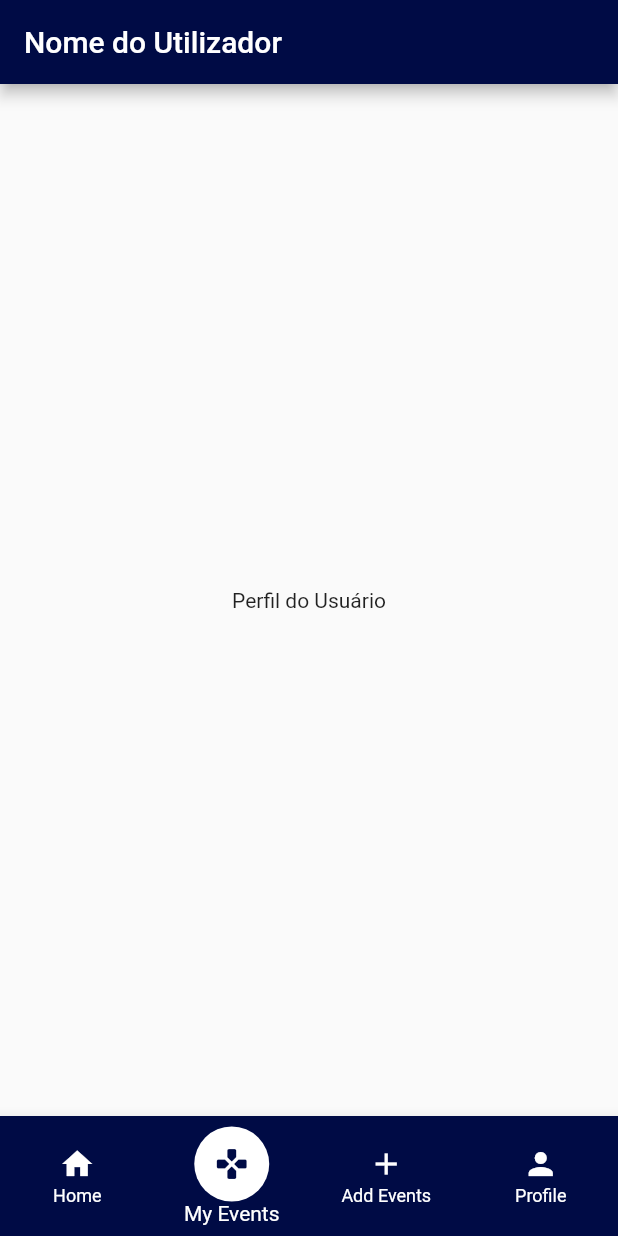
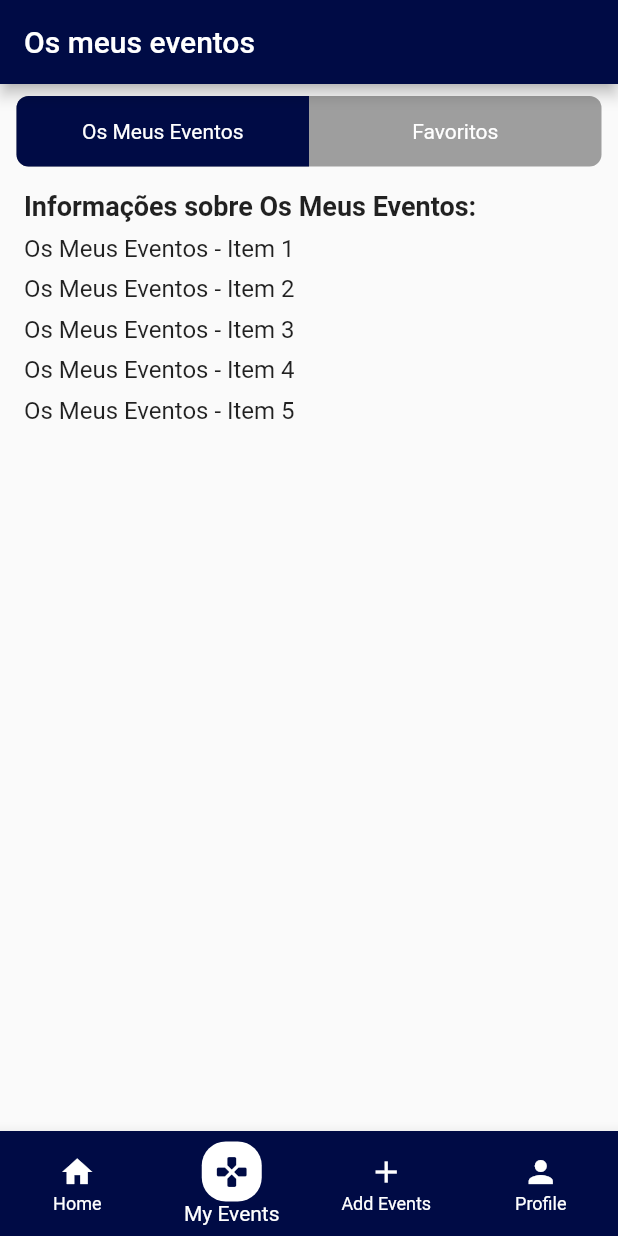
Before and after one commit to xbeatriz/LFG_Flutter, a Flutter app: the BaseWidget screen opened directly, item 2 of the bottom bar chosen, on a phone screen of 412 x 824 dp. Run offline on Flutter 3.47's test engine with Material 2 defaults, Android fonts, the phone set to English and light mode, and no system bars; our stand-ins replace flutter_svg; network calls fail.

Commit message:
MyEvent ecra e animação no homescreen

```diff
--- a/lib/pages/myEvent.dart
+++ b/lib/pages/myEvent.dart
@@ -8,21 +8,122 @@ class MyEvents extends StatefulWidget {
 }
 
 class _MyEventsState extends State<MyEvents> {
-  // Nome de exemplo do usuário
-  String userName = "Nome do Utilizador";
+  String selectedCategory =
+      'Os Meus Eventos'; // Inicialmente, 'Os Meus Eventos'
 
   @override
   Widget build(BuildContext context) {
     return Scaffold(
       appBar: AppBar(
-        title: Text(userName),
+        title: Text("Os meus eventos"),
         backgroundColor: Color(0xFF000B45),
         automaticallyImplyLeading: false,
       ),
-      body: Center(
-        child: Container(
-          child: Text("Perfil do Usuário"),
-        ),
+      body: Column(
+        children: [
+          SizedBox(height: 8.0),
+          Container(
+            height: 47,
+            width: 390,
+            decoration: BoxDecoration(
+              color: Colors.grey, // Cor de fundo do contêiner
+              borderRadius: BorderRadius.circular(8.0),
+            ),
+            child: Row(
+              children: [
+                Expanded(
+                  child: GestureDetector(
+                    onTap: () {
+                      // Define a categoria selecionada como "Os Meus Eventos"
+                      setState(() {
+                        selectedCategory = 'Os Meus Eventos';
+                      });
+                    },
+                    child: Container(
+                      height: double.infinity,
+                      decoration: BoxDecoration(
+                        color: selectedCategory == 'Os Meus Eventos'
+                            ? Color(0xFF000B45)
+                            : Colors.transparent,
+                        borderRadius: BorderRadius.only(
+                          topLeft: Radius.circular(8.0),
+                          bottomLeft: Radius.circular(8.0),
+                        ),
+                      ),
+                      child: Center(
+                        child: Text(
+                          "Os Meus Eventos",
+                          style: TextStyle(
+                            color: Colors.white,
+                          ),
+                        ),
+                      ),
+                    ),
+                  ),
+                ),
+                Expanded(
+                  child: GestureDetector(
+                    onTap: () {
+                      // Define a categoria selecionada como "Favoritos"
+                      setState(() {
+                        selectedCategory = 'Favoritos';
+                      });
+                    },
+                    child: Container(
+                      height: double.infinity,
+                      decoration: BoxDecoration(
+                        color: selectedCategory == 'Favoritos'
+                            ? Color(0xFF000B45)
+                            : Colors.transparent,
+                        borderRadius: BorderRadius.only(
+                          topRight: Radius.circular(8.0),
+                          bottomRight: Radius.circular(8.0),
+                        ),
+                      ),
+                      child: Center(
+                        child: Text(
+                          "Favoritos",
+                          style: TextStyle(
+                            color: Colors.white,
+                          ),
+                        ),
+                      ),
+                    ),
+                  ),
+                ),
+              ],
+            ),
+          ),
+          // Adicione o restante do conteúdo aqui, dependendo da categoria selecionada
+          // (Os Meus Eventos ou Favoritos)
+          // Neste exemplo, vou exibir uma ListView.builder simples com mensagens fictícias.
+          Padding(
+            padding: const EdgeInsets.all(16.0),
+            child: Column(
+              crossAxisAlignment: CrossAxisAlignment.start,
+              children: [
+                Text(
+                  "Informações sobre ${selectedCategory}:",
+                  style: TextStyle(fontSize: 18.0, fontWeight: FontWeight.bold),
+                ),
+                SizedBox(height: 8.0),
+                ListView.builder(
+                  shrinkWrap: true,
+                  itemCount: 5,
+                  itemBuilder: (BuildContext context, int index) {
+                    return Padding(
+                      padding: const EdgeInsets.only(bottom: 8.0),
+                      child: Text(
+                        "${selectedCategory} - Item ${index + 1}",
+                        style: TextStyle(fontSize: 16.0),
+                      ),
+                    );
+                  },
+                ),
+              ],
+            ),
+          ),
+        ],
       ),
     );
   }
--- a/lib/pages/profile.dart
+++ b/lib/pages/profile.dart
@@ -26,11 +26,11 @@ class _ProfileState extends State<Profile> {
       body: Padding(
         padding: const EdgeInsets.all(16.0),
         child: Column(
-          crossAxisAlignment: CrossAxisAlignment.start,
+          crossAxisAlignment: CrossAxisAlignment.center,
           children: [
             // Imagem do usuário (pode ser uma foto de perfil)
             CircleAvatar(
-              radius: 50.0,
+              radius: 60.0,
               backgroundImage: NetworkImage(
                   'https://via.placeholder.com/150'), // Substitua pela URL da imagem do usuário
             ),
--- a/lib/pages/widgets/baseWidget.dart
+++ b/lib/pages/widgets/baseWidget.dart
@@ -62,10 +62,11 @@ class _BaseWidgetState extends State<BaseWidget> {
       children: [
         if (isSelected)
           Container(
-            width: 50,
-            height: 50,
+            width: 40,
+            height: 40,
             decoration: BoxDecoration(
-              shape: BoxShape.circle,
+              borderRadius: BorderRadius.all(Radius.circular(16.0)),
+              shape: BoxShape.rectangle,
               color: Colors.white,
             ),
           ),
```
Also changed, not shown: lib/pages/home.dart (+54 -11 lines).
